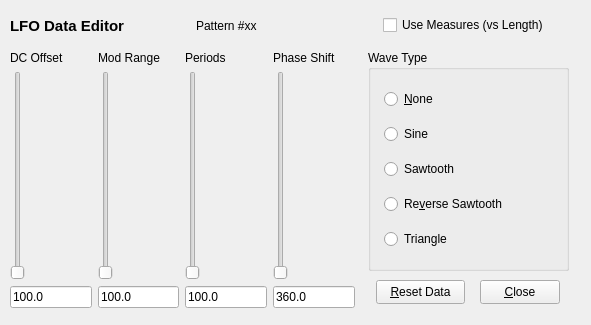
Qt form seq_qt5/forms/qlfoframe.ui (ahlstromcj/seq66) before a commit.
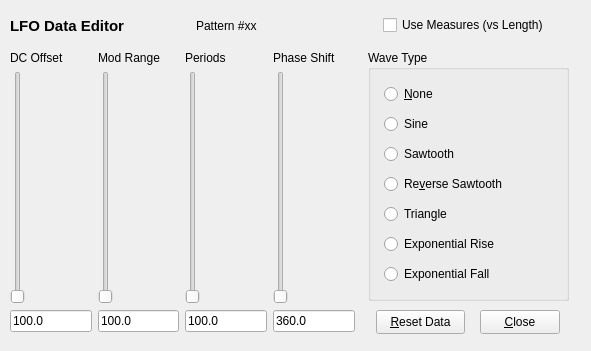
The same form after that commit.

Commit message: Added exponential LFO, still needs work.

Diff of the .ui file:
```diff
--- a/seq_qt5/forms/qlfoframe.ui
+++ b/seq_qt5/forms/qlfoframe.ui
@@ -7,7 +7,7 @@
     <x>0</x>
     <y>0</y>
     <width>591</width>
-    <height>325</height>
+    <height>351</height>
    </rect>
   </property>
   <property name="windowTitle">
@@ -57,7 +57,7 @@
    <property name="geometry">
     <rect>
      <x>480</x>
-     <y>280</y>
+     <y>310</y>
      <width>80</width>
      <height>24</height>
     </rect>
@@ -72,7 +72,7 @@
      <x>368</x>
      <y>50</y>
      <width>201</width>
-     <height>221</height>
+     <height>251</height>
     </rect>
    </property>
    <property name="title">
@@ -84,7 +84,7 @@
       <x>16</x>
       <y>30</y>
       <width>173</width>
-      <height>181</height>
+      <height>211</height>
      </rect>
     </property>
     <layout class="QVBoxLayout" name="m_wave_layout">
@@ -123,6 +123,26 @@
        </property>
       </widget>
      </item>
+     <item>
+      <widget class="QRadioButton" name="m_radio_wave_exp">
+       <property name="enabled">
+        <bool>true</bool>
+       </property>
+       <property name="text">
+        <string>Exponential Rise</string>
+       </property>
+      </widget>
+     </item>
+     <item>
+      <widget class="QRadioButton" name="m_radio_wave_revexp">
+       <property name="enabled">
+        <bool>true</bool>
+       </property>
+       <property name="text">
+        <string>Exponential Fall</string>
+       </property>
+      </widget>
+     </item>
     </layout>
    </widget>
   </widget>
@@ -130,7 +150,7 @@
    <property name="geometry">
     <rect>
      <x>376</x>
-     <y>280</y>
+     <y>310</y>
      <width>89</width>
      <height>24</height>
     </rect>
@@ -139,13 +159,13 @@
     <string>&amp;Reset Data</string>
    </property>
   </widget>
-  <widget class="QWidget" name="">
+  <widget class="QWidget" name="layoutWidget">
    <property name="geometry">
     <rect>
      <x>10</x>
      <y>51</y>
      <width>345</width>
-     <height>257</height>
+     <height>281</height>
     </rect>
    </property>
    <layout class="QGridLayout" name="sliderGridLayout">
```
Left out of the diff: 2 changed lines with no effect on the pictures. The commit also changes 8 other files.
